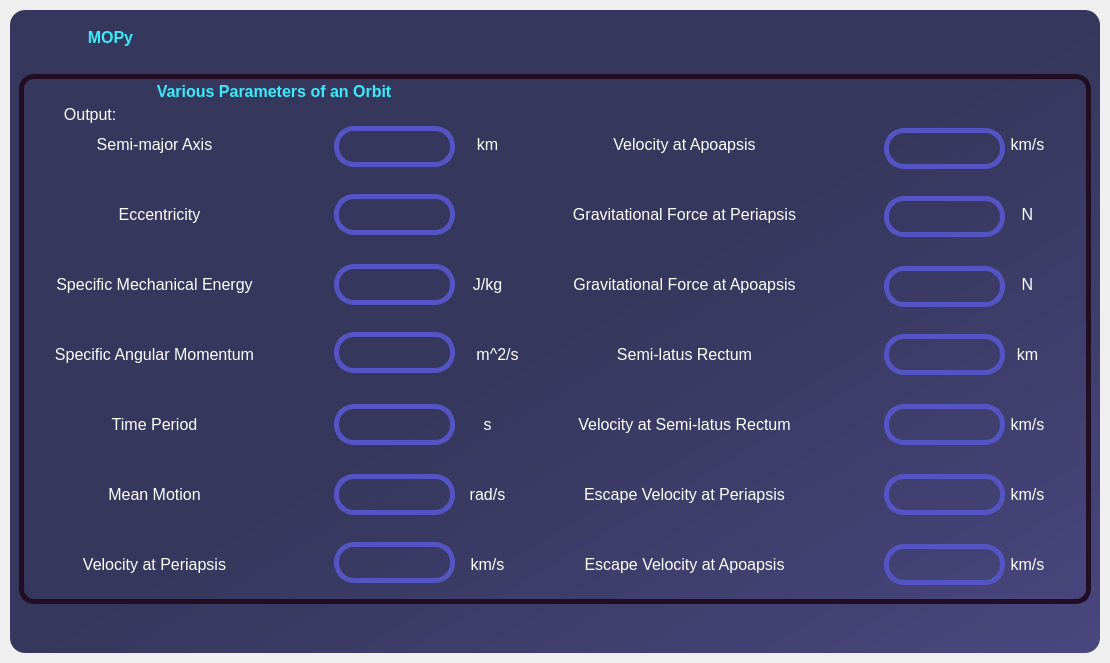
Above: UI_Functions/Home_Page.ui from Mechanics-of-Orbit/MOPy before the change. Below: the same form after it.
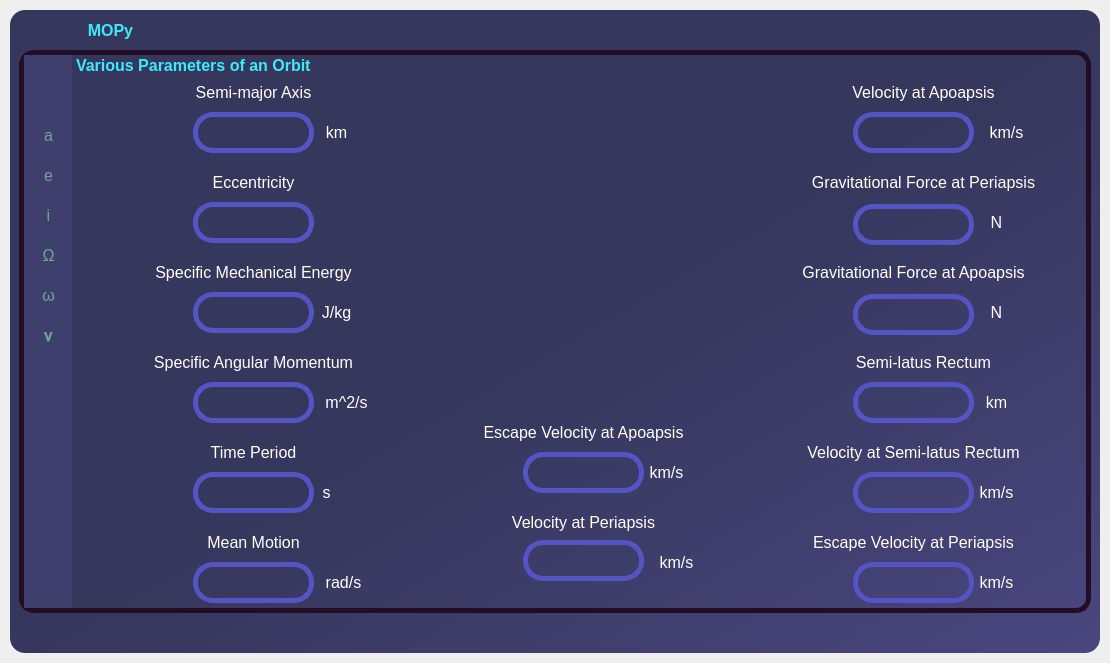
That is the form after the change. The open tabs and pages were chosen to show the change. Icons and pictures are not drawn.

Commit message: Added some functionality to vpco

Diff of the .ui file:
```diff
--- a/UI_Functions/Home_Page.ui
+++ b/UI_Functions/Home_Page.ui
@@ -80,7 +80,7 @@
          <property name="minimumSize">
           <size>
            <width>0</width>
-           <height>55</height>
+           <height>40</height>
           </size>
          </property>
          <property name="maximumSize">
@@ -148,7 +148,7 @@
               <widget class="QFrame" name="frame_10">
                <property name="minimumSize">
                 <size>
-                 <width>60</width>
+                 <width>50</width>
                  <height>0</height>
                 </size>
                </property>
@@ -346,6 +346,12 @@
        </item>
        <item>
         <widget class="QFrame" name="content_bar">
+         <property name="maximumSize">
+          <size>
+           <width>16777215</width>
+           <height>10000</height>
+          </size>
+         </property>
          <property name="styleSheet">
           <string notr="true">background-color: None</string>
          </property>
@@ -377,7 +383,7 @@
              <string notr="true">background-color:none</string>
             </property>
             <property name="currentIndex">
-             <number>0</number>
+             <number>4</number>
             </property>
             <widget class="QWidget" name="Home_Page_Screen">
              <property name="styleSheet">
@@ -2811,7 +2817,7 @@
                       <property name="minimumSize">
                        <size>
                         <width>1050</width>
-                        <height>250</height>
+                        <height>300</height>
                        </size>
                       </property>
                       <property name="maximumSize">
@@ -2905,7 +2911,7 @@
                              <property name="geometry">
                               <rect>
                                <x>310</x>
-                               <y>150</y>
+                               <y>130</y>
                                <width>391</width>
                                <height>41</height>
                               </rect>
@@ -2956,7 +2962,7 @@
                              <property name="geometry">
                               <rect>
                                <x>170</x>
-                               <y>30</y>
+                               <y>20</y>
                                <width>671</width>
                                <height>41</height>
                               </rect>
@@ -2985,7 +2991,7 @@
                              <property name="geometry">
                               <rect>
                                <x>400</x>
-                               <y>90</y>
+                               <y>70</y>
                                <width>211</width>
                                <height>41</height>
                               </rect>
@@ -3187,7 +3193,7 @@
                              <property name="geometry">
                               <rect>
                                <x>370</x>
-                               <y>140</y>
+                               <y>150</y>
                                <width>261</width>
                                <height>41</height>
                               </rect>
@@ -3249,7 +3255,7 @@
                              <property name="geometry">
                               <rect>
                                <x>450</x>
-                               <y>190</y>
+                               <y>200</y>
                                <width>101</width>
                                <height>41</height>
                               </rect>
@@ -4429,8 +4435,23 @@
             </widget>
             <widget class="QWidget" name="VPCO_output">
              <layout class="QHBoxLayout" name="horizontalLayout_21">
+              <property name="spacing">
+               <number>0</number>
+              </property>
+              <property name="leftMargin">
+               <number>9</number>
+              </property>
+              <property name="topMargin">
+               <number>0</number>
+              </property>
+              <property name="rightMargin">
+               <number>9</number>
+              </property>
+              <property name="bottomMargin">
+               <number>0</number>
+              </property>
               <item>
-               <widget class="QFrame" name="frame_41">
+               <widget class="QFrame" name="toggle_menu_n_VPCO_output_containg_frame">
                 <property name="styleSheet">
                  <string notr="true">QFrame{
 
@@ -4450,7 +4471,7 @@
                 <property name="frameShadow">
                  <enum>QFrame::Raised</enum>
                 </property>
-                <layout class="QVBoxLayout" name="verticalLayout_23">
+                <layout class="QHBoxLayout" name="horizontalLayout_25">
                  <property name="spacing">
                   <number>0</number>
                  </property>
@@ -4467,7 +4488,242 @@
                   <number>0</number>
                  </property>
                  <item>
+                  <widget class="QFrame" name="menu_toggle_frame">
+                   <property name="maximumSize">
+                    <size>
+                     <width>50</width>
+                     <height>16777215</height>
+                    </size>
+                   </property>
+                   <property name="styleSheet">
+                    <string notr="true">border:none;
+background-color: rgb(63, 63, 109);
+border-radius:none;</string>
+                   </property>
+                   <property name="frameShape">
+                    <enum>QFrame::StyledPanel</enum>
+                   </property>
+                   <property name="frameShadow">
+                    <enum>QFrame::Raised</enum>
+                   </property>
+                   <layout class="QVBoxLayout" name="verticalLayout_2">
+                    <item>
+                     <widget class="QPushButton" name="toggle_menu_btn">
+                      <property name="minimumSize">
+                       <size>
+                        <width>25</width>
+                        <height>25</height>
+                       </size>
+                      </property>
+                      <property name="maximumSize">
+                       <size>
+                        <width>30</width>
+                        <height>25</height>
+                       </size>
+                      </property>
+                      <property name="toolTip">
+                       <string>VPCO Home</string>
+                      </property>
+                      <property name="styleSheet">
+                       <string notr="true">QPushButton{
+	background-color:transparent;
+	image:url(C:/Users/manjunath neelmath/Downloads/new_toggle_menu_btn.svg);
+	
+}
+
+QPushButton:hover{
+	padding: 0.2em 0.2em 0.2em 0.2em;
+	
+}</string>
+                      </property>
+                      <property name="text">
+                       <string/>
+                      </property>
+                     </widget>
+                    </item>
+                    <item>
+                     <widget class="QFrame" name="frame_27">
+                      <property name="frameShape">
+                       <enum>QFrame::StyledPanel</enum>
+                      </property>
+                      <property name="frameShadow">
+                       <enum>QFrame::Raised</enum>
+                      </property>
+                      <widget class="QLabel" name="label_10">
+                       <property name="geometry">
+                        <rect>
+                         <x>0</x>
+                         <y>30</y>
+                         <width>31</width>
+                         <height>21</height>
+                        </rect>
+                       </property>
+                       <property name="font">
+                        <font>
+                         <pointsize>12</pointsize>
+                        </font>
+                       </property>
+                       <property name="styleSheet">
+                        <string notr="true">color: rgb(105, 170, 141);</string>
+                       </property>
+                       <property name="text">
+                        <string>a</string>
+                       </property>
+                       <property name="alignment">
+                        <set>Qt::AlignCenter</set>
+                       </property>
+                      </widget>
+                      <widget class="QLabel" name="label_18">
+                       <property name="geometry">
+                        <rect>
+                         <x>0</x>
+                         <y>70</y>
+                         <width>31</width>
+                         <height>21</height>
+                        </rect>
+                       </property>
+                       <property name="font">
+                        <font>
+                         <pointsize>12</pointsize>
+                        </font>
+                       </property>
+                       <property name="styleSheet">
+                        <string notr="true">color: rgb(105, 170, 141);</string>
+                       </property>
+                       <property name="text">
+                        <string>e</string>
+                       </property>
+                       <property name="alignment">
+                        <set>Qt::AlignCenter</set>
+                       </property>
+                      </widget>
+                      <widget class="QLabel" name="label_23">
+                       <property name="geometry">
+                        <rect>
+                         <x>0</x>
+                         <y>110</y>
+                         <width>31</width>
+                         <height>21</height>
+                        </rect>
+                       </property>
+                       <property name="font">
+                        <font>
+                         <pointsize>12</pointsize>
+                        </font>
+                       </property>
+                       <property name="styleSheet">
+                        <string notr="true">color: rgb(105, 170, 141);</string>
+                       </property>
+                       <property name="text">
+                        <string>i</string>
+                       </property>
+                       <property name="alignment">
+                        <set>Qt::AlignCenter</set>
+                       </property>
+                      </widget>
+                      <widget class="QLabel" name="label_24">
+                       <property name="geometry">
+                        <rect>
+                         <x>0</x>
+                         <y>150</y>
+                         <width>31</width>
+                         <height>21</height>
+                        </rect>
+                       </property>
+                       <property name="font">
+                        <font>
+                         <pointsize>12</pointsize>
+                        </font>
+                       </property>
+                       <property name="styleSheet">
+                        <string notr="true">color: rgb(105, 170, 141);</string>
+                       </property>
+                       <property name="text">
+                        <string>Ω</string>
+                       </property>
+                       <property name="alignment">
+                        <set>Qt::AlignCenter</set>
+                       </property>
+                      </widget>
+                      <widget class="QLabel" name="label_28">
+                       <property name="geometry">
+                        <rect>
+                         <x>0</x>
+                         <y>190</y>
+                         <width>31</width>
+                         <height>21</height>
+                        </rect>
+                       </property>
+                       <property name="font">
+                        <font>
+                         <pointsize>12</pointsize>
+                        </font>
+                       </property>
+                       <property name="styleSheet">
+                        <string notr="true">color: rgb(105, 170, 141);</string>
+                       </property>
+                       <property name="text">
+                        <string>ω</string>
+                       </property>
+                       <property name="alignment">
+                        <set>Qt::AlignCenter</set>
+                       </property>
+                      </widget>
+                      <widget class="QLabel" name="label_29">
+                       <property name="geometry">
+                        <rect>
+                         <x>0</x>
+                         <y>230</y>
+                         <width>31</width>
+                         <height>21</height>
+                        </rect>
+                       </property>
+                       <property name="font">
+                        <font>
+                         <pointsize>12</pointsize>
+                        </font>
+                       </property>
+                       <property name="styleSheet">
+                        <string notr="true">color: rgb(105, 170, 141);</string>
+                       </property>
+                       <property name="text">
+                        <string>𝛎</string>
+                       </property>
+                       <property name="alignment">
+                        <set>Qt::AlignCenter</set>
+                       </property>
+                      </widget>
+                     </widget>
+                    </item>
+                   </layout>
+                  </widget>
+                 </item>
+                 <item>
+                  <widget class="QFrame" name="VPCO_output_frame">
+                   <property name="sizePolicy">
+                    <sizepolicy hsizetype="Expanding" vsizetype="Expanding">
+                     <horstretch>0</horstretch>
+                     <verstretch>0</verstretch>
+                    </sizepolicy>
+                   </property>
+                   <property name="styleSheet">
+                    <string notr="true">border:none;</string>
+                   </property>
+                   <property name="frameShape">
+                    <enum>QFrame::StyledPanel</enum>
+                   </property>
+                   <property name="frameShadow">
+                    <enum>QFrame::Raised</enum>
+                   </property>
                   <widget class="QFrame" name="frame_40">
+                    <property name="geometry">
+                     <rect>
+                      <x>4</x>
+                      <y>0</y>
+                      <width>1011</width>
+                      <height>25</height>
+                     </rect>
+                    </property>
                    <property name="minimumSize">
                     <size>
                      <width>0</width>
@@ -4489,24 +4745,15 @@
                    <property name="frameShadow">
                     <enum>QFrame::Raised</enum>
                    </property>
-                   <layout class="QHBoxLayout" name="horizontalLayout_22">
-                    <property name="spacing">
-                     <number>0</number>
-                    </property>
-                    <property name="leftMargin">
-                     <number>0</number>
-                    </property>
-                    <property name="topMargin">
-                     <number>0</number>
-                    </property>
-                    <property name="rightMargin">
-                     <number>0</number>
-                    </property>
-                    <property name="bottomMargin">
-                     <number>0</number>
-                    </property>
-                    <item>
-                     <widget class="QLabel" name="label_title_5">
+                    <widget class="QLabel" name="Module_lbl">
+                     <property name="geometry">
+                      <rect>
+                       <x>0</x>
+                       <y>0</y>
+                       <width>900</width>
+                       <height>21</height>
+                      </rect>
+                     </property>
                       <property name="minimumSize">
                        <size>
                         <width>900</width>
@@ -4532,12 +4779,18 @@
 border:none;</string>
                       </property>
                       <property name="text">
-                       <string>                    Various Parameters of an Orbit</string>
-                      </property>
-                     </widget>
-                    </item>
-                    <item>
+                      <string>Various Parameters of an Orbit</string>
+                     </property>
+                    </widget>
                      <widget class="QPushButton" name="vpco_feature_back_btn">
+                     <property name="geometry">
+                      <rect>
+                       <x>956</x>
+                       <y>0</y>
+                       <width>25</width>
+                       <height>25</height>
+                      </rect>
+                     </property>
                       <property name="minimumSize">
                        <size>
                         <width>25</width>
@@ -4569,12 +4822,16 @@
                        <string/>
                       </property>
                      </widget>
-                    </item>
-                   </layout>
-                  </widget>
-                 </item>
-                 <item>
-                  <widget class="QStackedWidget" name="VPCO_output_stack">
+                   </widget>
+                   <widget class="QStackedWidget" name="vpco_output_stack">
+                    <property name="geometry">
+                     <rect>
+                      <x>1</x>
+                      <y>27</y>
+                      <width>1011</width>
+                      <height>531</height>
+                     </rect>
+                    </property>
                    <property name="styleSheet">
                     <string notr="true">border:none;</string>
                    </property>
@@ -5760,10 +6017,10 @@
                     <widget class="QLabel" name="label_241">
                      <property name="geometry">
                       <rect>
-                       <x>500</x>
-                       <y>300</y>
+                        <x>680</x>
+                        <y>360</y>
                        <width>321</width>
-                       <height>41</height>
+                        <height>21</height>
                       </rect>
                      </property>
                      <property name="font">
@@ -5785,8 +6042,8 @@
                     <widget class="QLabel" name="label_242">
                      <property name="geometry">
                       <rect>
-                       <x>980</x>
-                       <y>230</y>
+                        <x>900</x>
+                        <y>300</y>
                        <width>47</width>
                        <height>41</height>
                       </rect>
@@ -5810,10 +6067,10 @@
                     <widget class="QLabel" name="label_243">
                      <property name="geometry">
                       <rect>
-                       <x>500</x>
+                        <x>690</x>
                        <y>90</y>
                        <width>321</width>
-                       <height>41</height>
+                        <height>21</height>
                       </rect>
                      </property>
                      <property name="font">
@@ -5835,10 +6092,10 @@
                     <widget class="QLabel" name="label_244">
                      <property name="geometry">
                       <rect>
-                       <x>500</x>
-                       <y>230</y>
+                        <x>690</x>
+                        <y>270</y>
                        <width>321</width>
-                       <height>41</height>
+                        <height>21</height>
                       </rect>
                      </property>
                      <property name="font">
@@ -5860,8 +6117,8 @@
                     <widget class="QLabel" name="escvp_rarp">
                      <property name="geometry">
                       <rect>
-                       <x>860</x>
-                       <y>370</y>
+                        <x>780</x>
+                        <y>480</y>
                        <width>121</width>
                        <height>41</height>
                       </rect>
@@ -5889,9 +6146,9 @@
                     <widget class="QLabel" name="label_246">
                      <property name="geometry">
                       <rect>
-                       <x>440</x>
-                       <y>370</y>
-                       <width>47</width>
+                        <x>250</x>
+                        <y>480</y>
+                        <width>41</width>
                        <height>41</height>
                       </rect>
                      </property>
@@ -5914,8 +6171,8 @@
                     <widget class="QLabel" name="gfp_rarp">
                      <property name="geometry">
                       <rect>
-                       <x>860</x>
-                       <y>92</y>
+                        <x>780</x>
+                        <y>122</y>
                        <width>121</width>
                        <height>41</height>
                       </rect>
@@ -5943,8 +6200,8 @@
                     <widget class="QLabel" name="label_248">
                      <property name="geometry">
                       <rect>
-                       <x>450</x>
-                       <y>230</y>
+                        <x>250</x>
+                        <y>300</y>
                        <width>47</width>
                        <height>41</height>
                       </rect>
@@ -5968,8 +6225,8 @@
                     <widget class="QLabel" name="label_249">
                      <property name="geometry">
                       <rect>
-                       <x>980</x>
-                       <y>370</y>
+                        <x>900</x>
+                        <y>480</y>
                        <width>47</width>
                        <height>41</height>
                       </rect>
@@ -5993,8 +6250,8 @@
                     <widget class="QLabel" name="label_250">
                      <property name="geometry">
                       <rect>
-                       <x>-30</x>
-                       <y>450</y>
+                        <x>350</x>
+                        <y>430</y>
                        <width>321</width>
                        <height>21</height>
                       </rect>
@@ -6018,8 +6275,8 @@
                     <widget class="QLabel" name="label_251">
                      <property name="geometry">
                       <rect>
-                       <x>-30</x>
-                       <y>240</y>
+                        <x>20</x>
+                        <y>270</y>
                        <width>321</width>
                        <height>21</height>
                       </rect>
@@ -6043,8 +6300,8 @@
                     <widget class="QLabel" name="vlatus_rarp">
                      <property name="geometry">
                       <rect>
-                       <x>860</x>
-                       <y>300</y>
+                        <x>780</x>
+                        <y>390</y>
                        <width>121</width>
                        <height>41</height>
                       </rect>
@@ -6072,8 +6329,8 @@
                     <widget class="QLabel" name="escva_rarp">
                      <property name="geometry">
                       <rect>
-                       <x>860</x>
-                       <y>440</y>
+                        <x>450</x>
+                        <y>370</y>
                        <width>121</width>
                        <height>41</height>
                       </rect>
@@ -6101,8 +6358,8 @@
                     <widget class="QLabel" name="label_254">
                      <property name="geometry">
                       <rect>
-                       <x>-30</x>
-                       <y>310</y>
+                        <x>20</x>
+                        <y>360</y>
                        <width>321</width>
                        <height>21</height>
                       </rect>
@@ -6126,8 +6383,8 @@
                     <widget class="QLabel" name="e_rarp">
                      <property name="geometry">
                       <rect>
-                       <x>310</x>
-                       <y>90</y>
+                        <x>120</x>
+                        <y>120</y>
                        <width>121</width>
                        <height>41</height>
                       </rect>
@@ -6155,8 +6412,8 @@
                     <widget class="QLabel" name="h_rarp">
                      <property name="geometry">
                       <rect>
-                       <x>310</x>
-                       <y>228</y>
+                        <x>120</x>
+                        <y>300</y>
                        <width>121</width>
                        <height>41</height>
                       </rect>
@@ -6184,8 +6441,8 @@
                     <widget class="QLabel" name="label_257">
                      <property name="geometry">
                       <rect>
-                       <x>980</x>
-                       <y>160</y>
+                        <x>900</x>
+                        <y>210</y>
                        <width>47</width>
                        <height>41</height>
                       </rect>
@@ -6209,8 +6466,8 @@
                     <widget class="QLabel" name="vp_rarp">
                      <property name="geometry">
                       <rect>
-                       <x>310</x>
-                       <y>438</y>
+                        <x>450</x>
+                        <y>458</y>
                        <width>121</width>
                        <height>41</height>
                       </rect>
@@ -6238,8 +6495,8 @@
                     <widget class="QLabel" name="label_259">
                      <property name="geometry">
                       <rect>
-                       <x>-30</x>
-                       <y>30</y>
+                        <x>20</x>
+                        <y>0</y>
                        <width>321</width>
                        <height>21</height>
                       </rect>
@@ -6263,8 +6520,8 @@
                     <widget class="QLabel" name="T_rarp">
                      <property name="geometry">
                       <rect>
-                       <x>310</x>
-                       <y>300</y>
+                        <x>120</x>
+                        <y>390</y>
                        <width>121</width>
                        <height>41</height>
                       </rect>
@@ -6292,8 +6549,8 @@
                     <widget class="QLabel" name="p_rarp">
                      <property name="geometry">
                       <rect>
-                       <x>860</x>
-                       <y>230</y>
+                        <x>780</x>
+                        <y>300</y>
                        <width>121</width>
                        <height>41</height>
                       </rect>
@@ -6321,8 +6578,8 @@
                     <widget class="QLabel" name="gfa_rarp">
                      <property name="geometry">
                       <rect>
-                       <x>860</x>
-                       <y>162</y>
+                        <x>780</x>
+                        <y>212</y>
                        <width>121</width>
                        <height>41</height>
                       </rect>
@@ -6350,8 +6607,8 @@
                     <widget class="QLabel" name="label_263">
                      <property name="geometry">
                       <rect>
-                       <x>980</x>
-                       <y>90</y>
+                        <x>900</x>
+                        <y>120</y>
                        <width>47</width>
                        <height>41</height>
                       </rect>
@@ -6375,8 +6632,8 @@
                     <widget class="QLabel" name="va_rarp">
                      <property name="geometry">
                       <rect>
-                       <x>860</x>
-                       <y>24</y>
+                        <x>780</x>
+                        <y>30</y>
                        <width>121</width>
                        <height>41</height>
                       </rect>
@@ -6401,36 +6658,11 @@
                       <string/>
                      </property>
                     </widget>
-                    <widget class="QLabel" name="label_265">
-                     <property name="geometry">
-                      <rect>
-                       <x>0</x>
-                       <y>0</y>
-                       <width>1051</width>
-                       <height>21</height>
-                      </rect>
-                     </property>
-                     <property name="font">
-                      <font>
-                       <pointsize>12</pointsize>
-                      </font>
-                     </property>
-                     <property name="styleSheet">
-                      <string notr="true">border:none;
-color:white;</string>
-                     </property>
-                     <property name="text">
-                      <string>         Output:</string>
-                     </property>
-                     <property name="alignment">
-                      <set>Qt::AlignLeading|Qt::AlignLeft|Qt::AlignVCenter</set>
-                     </property>
-                    </widget>
                     <widget class="QLabel" name="label_266">
                      <property name="geometry">
                       <rect>
-                       <x>980</x>
-                       <y>300</y>
+                        <x>900</x>
+                        <y>390</y>
                        <width>47</width>
                        <height>41</height>
                       </rect>
@@ -6454,8 +6686,8 @@
                     <widget class="QLabel" name="a_rarp">
                      <property name="geometry">
                       <rect>
-                       <x>310</x>
-                       <y>22</y>
+                        <x>120</x>
+                        <y>30</y>
                        <width>121</width>
                        <height>41</height>
                       </rect>
@@ -6483,8 +6715,8 @@
                     <widget class="QLabel" name="label_268">
                      <property name="geometry">
                       <rect>
-                       <x>440</x>
-                       <y>20</y>
+                        <x>240</x>
+                        <y>30</y>
                        <width>47</width>
                        <height>41</height>
                       </rect>
@@ -6508,8 +6740,8 @@
                     <widget class="QLabel" name="label_269">
                      <property name="geometry">
                       <rect>
-                       <x>440</x>
-                       <y>440</y>
+                        <x>580</x>
+                        <y>460</y>
                        <width>47</width>
                        <height>41</height>
                       </rect>
@@ -6533,8 +6765,8 @@
                     <widget class="QLabel" name="mu_rarp">
                      <property name="geometry">
                       <rect>
-                       <x>310</x>
-                       <y>160</y>
+                        <x>120</x>
+                        <y>210</y>
                        <width>121</width>
                        <height>41</height>
                       </rect>
@@ -6562,8 +6794,8 @@
                     <widget class="QLabel" name="label_271">
                      <property name="geometry">
                       <rect>
-                       <x>440</x>
-                       <y>300</y>
+                        <x>230</x>
+                        <y>390</y>
                        <width>47</width>
                        <height>41</height>
                       </rect>
@@ -6587,8 +6819,8 @@
                     <widget class="QLabel" name="label_272">
                      <property name="geometry">
                       <rect>
-                       <x>-30</x>
-                       <y>380</y>
+                        <x>20</x>
+                        <y>450</y>
                        <width>321</width>
                        <height>21</height>
                       </rect>
@@ -6612,10 +6844,10 @@
                     <widget class="QLabel" name="label_274">
                      <property name="geometry">
                       <rect>
-                       <x>500</x>
-                       <y>160</y>
+                        <x>680</x>
+                        <y>180</y>
                        <width>321</width>
-                       <height>41</height>
+                        <height>21</height>
                       </rect>
                      </property>
                      <property name="font">
@@ -6637,8 +6869,8 @@
                     <widget class="QLabel" name="label_275">
                      <property name="geometry">
                       <rect>
-                       <x>980</x>
-                       <y>440</y>
+                        <x>570</x>
+                        <y>370</y>
                        <width>47</width>
                        <height>41</height>
                       </rect>
@@ -6662,8 +6894,8 @@
                     <widget class="QLabel" name="label_276">
                      <property name="geometry">
                       <rect>
-                       <x>-30</x>
-                       <y>170</y>
+                        <x>20</x>
+                        <y>180</y>
                        <width>321</width>
                        <height>21</height>
                       </rect>
@@ -6687,8 +6919,8 @@
                     <widget class="QLabel" name="label_277">
                      <property name="geometry">
                       <rect>
-                       <x>980</x>
-                       <y>20</y>
+                        <x>910</x>
+                        <y>30</y>
                        <width>47</width>
                        <height>41</height>
                       </rect>
@@ -6712,8 +6944,8 @@
                     <widget class="QLabel" name="n_rarp">
                      <property name="geometry">
                       <rect>
-                       <x>310</x>
-                       <y>370</y>
+                        <x>120</x>
+                        <y>480</y>
                        <width>121</width>
                        <height>41</height>
                       </rect>
@@ -6741,10 +6973,10 @@
                     <widget class="QLabel" name="label_279">
                      <property name="geometry">
                       <rect>
-                       <x>500</x>
-                       <y>440</y>
+                        <x>350</x>
+                        <y>340</y>
                        <width>321</width>
-                       <height>41</height>
+                        <height>21</height>
                       </rect>
                      </property>
                      <property name="font">
@@ -6766,10 +6998,10 @@
                     <widget class="QLabel" name="label_280">
                      <property name="geometry">
                       <rect>
-                       <x>500</x>
-                       <y>20</y>
+                        <x>690</x>
+                        <y>0</y>
                        <width>321</width>
-                       <height>41</height>
+                        <height>21</height>
                       </rect>
                      </property>
                      <property name="font">
@@ -6791,8 +7023,8 @@
                     <widget class="QLabel" name="label_281">
                      <property name="geometry">
                       <rect>
-                       <x>440</x>
-                       <y>160</y>
+                        <x>240</x>
+                        <y>210</y>
                        <width>47</width>
                        <height>41</height>
                       </rect>
@@ -6816,10 +7048,10 @@
                     <widget class="QLabel" name="label_282">
                      <property name="geometry">
                       <rect>
-                       <x>500</x>
-                       <y>370</y>
+                        <x>680</x>
+                        <y>450</y>
                        <width>321</width>
-                       <height>41</height>
+                        <height>21</height>
                       </rect>
                      </property>
                      <property name="font">
@@ -6841,9 +7073,9 @@
                     <widget class="QLabel" name="label_283">
                      <property name="geometry">
                       <rect>
-                       <x>-30</x>
-                       <y>100</y>
-                       <width>331</width>
+                        <x>10</x>
+                        <y>90</y>
+                        <width>341</width>
                        <height>21</height>
                       </rect>
                      </property>
@@ -10527,6 +10759,7 @@
                      <property name="alignment">
                       <set>Qt::AlignCenter</set>
                      </property>
+                     </widget>
                     </widget>
                    </widget>
                   </widget>
```
Lines whose indentation alone changed are shown as unchanged. The commit also changes 5 other files.
